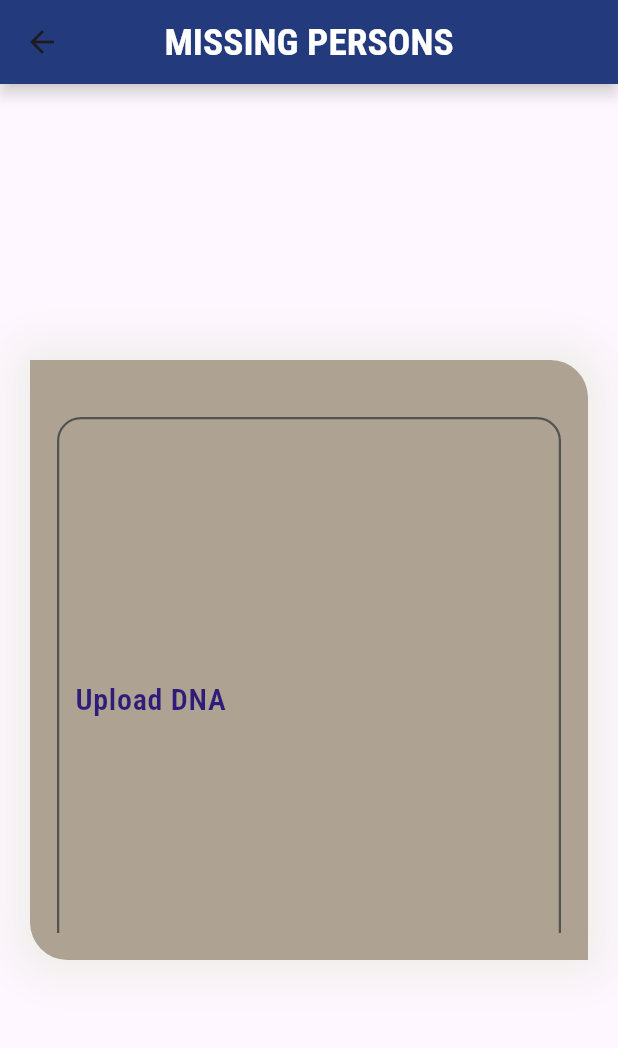
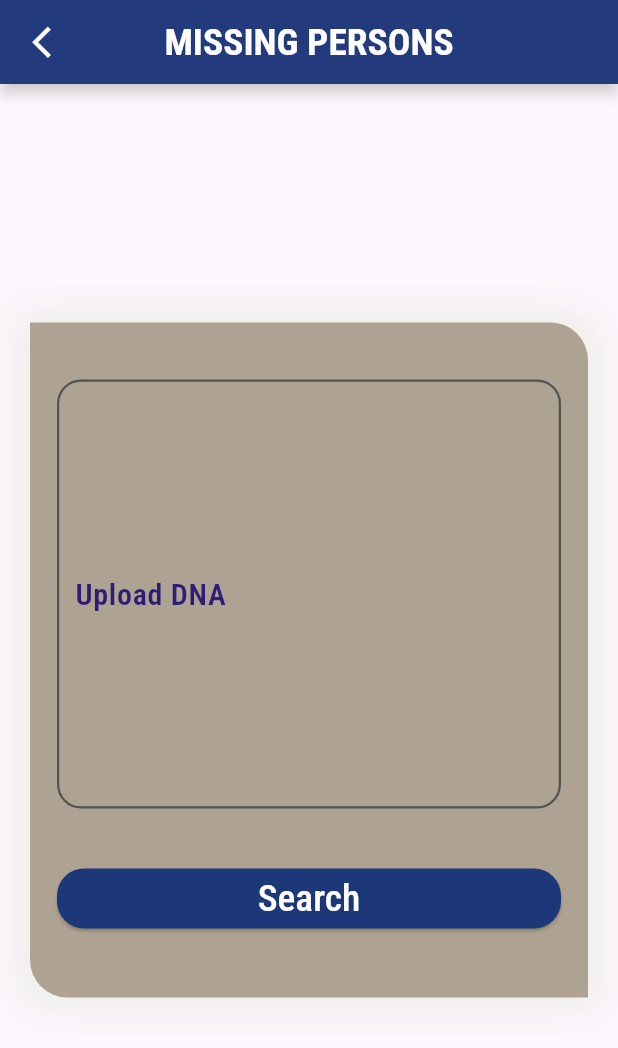
Before and after one commit to esraa-mohamad/Graduation-Project-Double-Helix-Detective-System, a Flutter app: the screen it shows after launch, after a tap on "Skip", after a tap on "Missing Persons", on a phone screen of 412 x 824 dp. Shown: the top 1048 px of the screen. Run offline on Flutter 3.47's test engine with Material 3 defaults, Android fonts, the phone set to English and light mode, and no system bars; our stand-ins replace animated_text_kit, flutter_svg, freezed_annotation, lottie.

Commit message:
some editing

```diff
--- a/lib/presentation/resource/theme_manager.dart
+++ b/lib/presentation/resource/theme_manager.dart
@@ -19,6 +19,10 @@ ThemeData getApplicationTheme(){
     // app bar theme
     appBarTheme: AppBarTheme(
       centerTitle: true,
+      iconTheme: IconThemeData(
+        size: AppSize.s25,
+        color: ColorManager.white
+      ),
       color: ColorManager.primary,
       elevation: AppSize.s4,
       shadowColor: ColorManager.shadow,
--- a/lib/presentation/screens/missing_persons/form/view/missing_persons_form_view.dart
+++ b/lib/presentation/screens/missing_persons/form/view/missing_persons_form_view.dart
@@ -35,6 +35,14 @@ class _MissingFormState extends State<MissingForm> {
   Widget build(BuildContext context) {
     return  Scaffold(
       appBar: AppBar(
+        leading: IconButton(
+          icon: const Icon(
+            Icons.arrow_back_ios_outlined
+          ),
+          onPressed: (){
+            Navigator.pop(context);
+          },
+        ),
         title: Text(
           AppStrings.missing.toUpperCase(),
         ),
@@ -45,7 +53,7 @@ class _MissingFormState extends State<MissingForm> {
           child: Container(
             padding: const EdgeInsets.all(AppPadding.p18),
             width: double.infinity,
-            height: AppSize.s400,
+            height: AppSize.s450,
             decoration: const BoxDecoration(
               color:ColorManager.background,
               borderRadius: BorderRadius.only(
@@ -73,10 +81,10 @@ class _MissingFormState extends State<MissingForm> {
                         keyboardType: TextInputType.text,
                         hintText: AppStrings.uploadDna,
                         labelText: AppStrings.uploadDna,
-                        maxLines: 8,
+                        maxLines: 6,
                     ),
                     const SizedBox(
-                      height: AppSize.s20,
+                      height: AppSize.s40,
                     ),
                     SizedBox(
                       width: double.infinity,
--- a/lib/presentation/screens/splash/splash_view.dart
+++ b/lib/presentation/screens/splash/splash_view.dart
@@ -46,7 +46,7 @@ class _SplashViewState extends State<SplashView> {
       backgroundColor: ColorManager.lightBackground,
       body: Center(
         child: Padding(
-          padding: const EdgeInsets.all(AppPadding.p8),
+          padding: const EdgeInsets.all(AppPadding.p18),
           child: Row(
             mainAxisAlignment: MainAxisAlignment.spaceBetween,
             children: [
```
Also changed, not shown: lib/presentation/screens/population/view/population_view.dart (+8 -0 lines).
